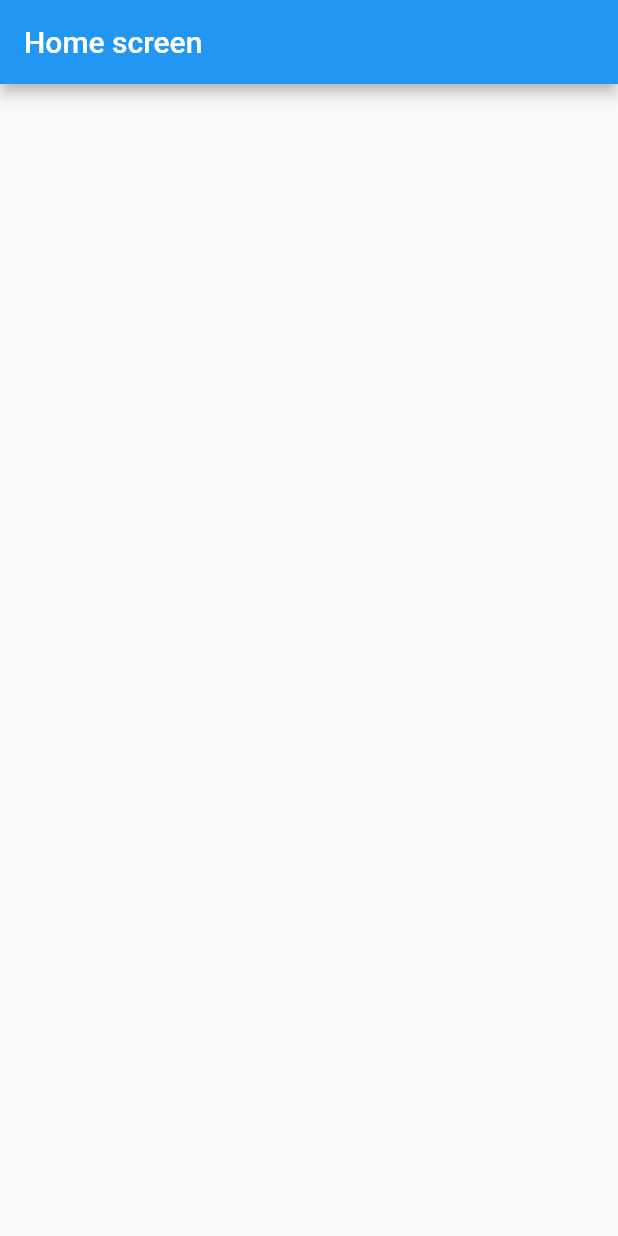
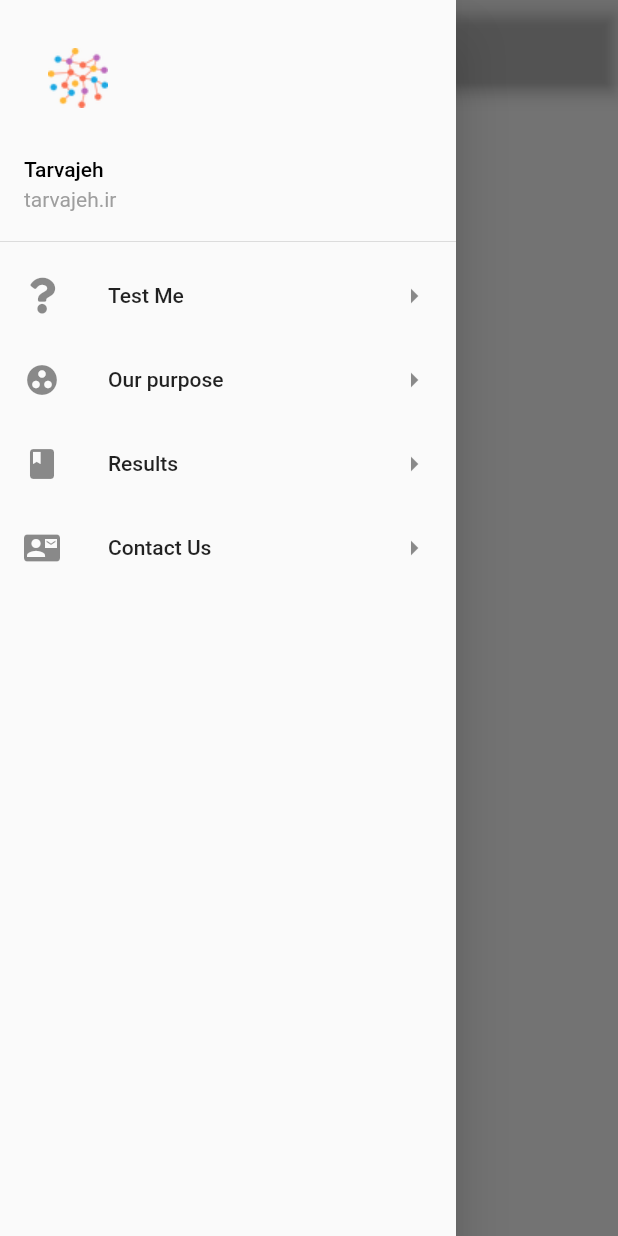
Before and after one commit to sinaziaee/tarvajeh, a Flutter app: the screen it shows after launch, with the side drawer open (before the commit the screen has no drawer), on a phone screen of 412 x 824 dp. Run offline on Flutter 3.47's test engine with Material 2 defaults, Android fonts, the phone set to English and light mode, and no system bars; our stand-ins replace font_awesome_flutter.

```diff
--- /dev/null
+++ b/lib/components/custom_list_tile.dart
@@ -0,0 +1,19 @@
+import 'package:flutter/material.dart';
+
+class CustomListTile extends StatelessWidget {
+  final String title;
+  final IconData iconData;
+  final Function onTap;
+
+  CustomListTile({this.title, this.iconData, this.onTap});
+
+  @override
+  Widget build(BuildContext context) {
+    return ListTile(
+      onTap: onTap,
+      leading: Icon(iconData),
+      title: Text(title),
+      trailing: Icon(Icons.arrow_right),
+    );
+  }
+}
--- a/lib/screens/home_screen.dart
+++ b/lib/screens/home_screen.dart
@@ -1,8 +1,11 @@
 import 'package:flutter/material.dart';
+import 'package:font_awesome_flutter/font_awesome_flutter.dart';
+import 'package:tarvajeh/components/custom_list_tile.dart';
 import 'package:tarvajeh/utils/language_brain.dart';
 
 class HomeScreen extends StatefulWidget {
   static String id = 'home_screen';
+
   @override
   _HomeScreenState createState() => _HomeScreenState();
 }
@@ -12,7 +15,64 @@ class _HomeScreenState extends State<HomeScreen> {
   Widget build(BuildContext context) {
     return Scaffold(
       appBar: AppBar(
+        backgroundColor: Colors.transparent,
+        centerTitle: true,
         title: Text('Home screen'),
+      ),
+      drawer: Drawer(
+        child: SingleChildScrollView(
+          child: Column(
+            children: [
+              UserAccountsDrawerHeader(
+                decoration: BoxDecoration(
+                  color: Colors.transparent,
+                ),
+                currentAccountPicture: Image(
+                  image: AssetImage('assets/images/logo.png'),
+                ),
+                accountEmail: Text(
+                  'tarvajeh.ir',
+                  style: TextStyle(color: Colors.grey),
+                ),
+                accountName: Text(
+                  kAppName(false),
+                  style: TextStyle(
+                    color: Colors.black,
+                  ),
+                ),
+              ),
+              SizedBox(),
+              CustomListTile(
+                title: kTestMeTitle(false),
+                onTap: (){
+
+                },
+                iconData: FontAwesomeIcons.question,
+              ),
+              CustomListTile(
+                title: kGoalTitle(false),
+                onTap: (){
+
+                },
+                iconData: Icons.group_work,
+              ),
+              CustomListTile(
+                title: kResultTitle(false),
+                onTap: (){
+
+                },
+                iconData: Icons.book,
+              ),
+              CustomListTile(
+                title: kContactUsTitle(false),
+                onTap: (){
+
+                },
+                iconData: Icons.contact_mail,
+              ),
+            ],
+          ),
+        ),
       ),
     );
   }
--- a/lib/utils/language_brain.dart
+++ b/lib/utils/language_brain.dart
@@ -1,3 +1,10 @@
+String kAppName(bool isPersian){
+  if(isPersian){
+    return 'تارواژه';
+  }
+  return 'Tarvajeh';
+}
+
 String kSettingsTitle(bool isPersian){
   if(isPersian){
     return 'تنظیمات';
```
Also changed, not shown: lib/main.dart (+24 -0 lines), pubspec.yaml (+11 -3 lines), assets/images/logo.png (added), pubspec.lock, 2 other files.
